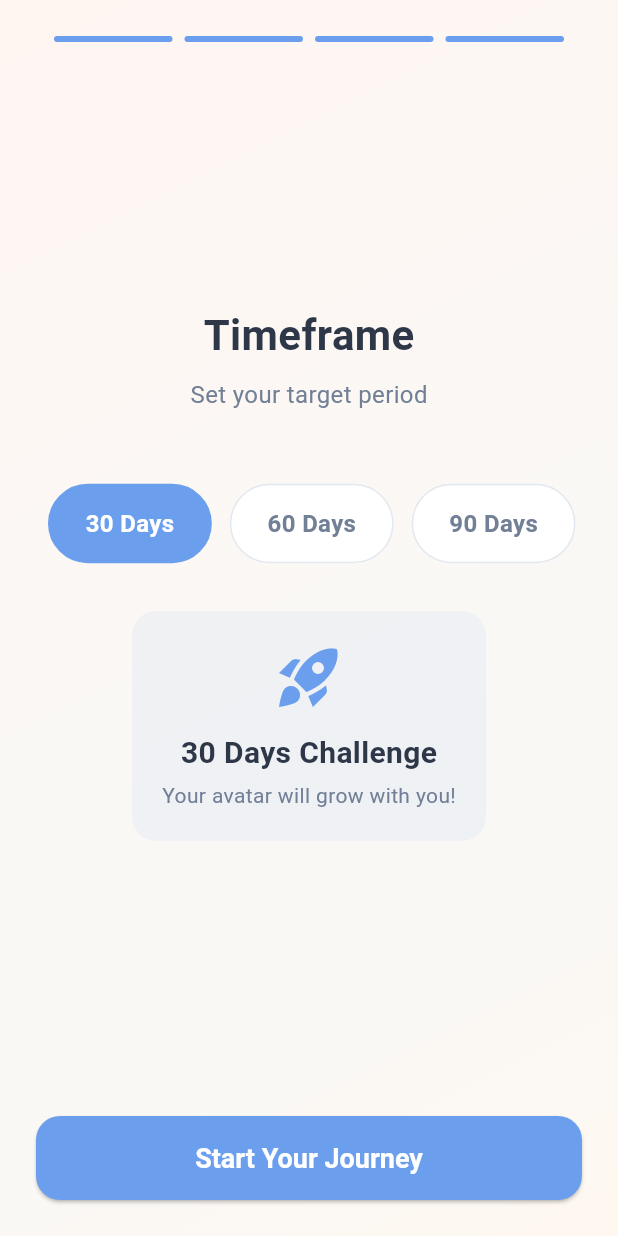
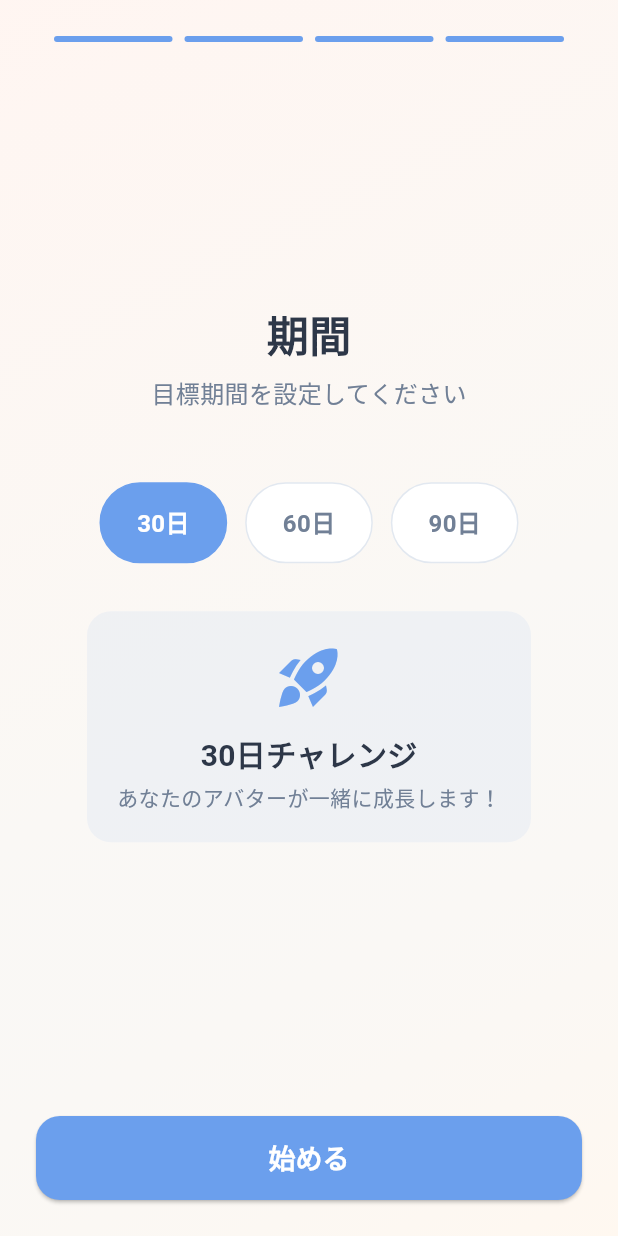
Before and after one commit to SwarnenduG07/3d-fet, a Flutter app: the SetupScreen screen opened directly, swiped to page 4, on a phone screen of 412 x 824 dp. Run offline on Flutter 3.47's test engine with Material 3 defaults, Android fonts, the light colour scheme and no system bars; our stand-ins replace cloud_firestore, firebase_auth, firebase_core, flutter_riverpod; missing offline and left inert: model_viewer_plus; accounts and stored records are empty; network calls fail.

Commit message:
change the text japness

```diff
--- a/lib/models/user_profile.dart
+++ b/lib/models/user_profile.dart
@@ -121,11 +121,11 @@ class UserProfile {
   String get goalTypeLabel {
     switch (goalType) {
       case GoalType.muscleGain:
-        return 'Muscle Gain';
+        return '筋肉増強';
       case GoalType.weightLoss:
-        return 'Weight Loss';
+        return '減量';
       case GoalType.maintenance:
-        return 'Maintenance';
+        return '維持';
     }
   }
 
--- a/lib/screens/home/home_screen.dart
+++ b/lib/screens/home/home_screen.dart
@@ -189,7 +189,7 @@ class _HomeScreenState extends ConsumerState<HomeScreen> {
                             shadowColor: AppColors.secondary.withValues(alpha: 0.4),
                           ),
                           icon: const Icon(Icons.play_arrow_rounded, size: 28),
-                          label: const Text('Start Exercise', style: TextStyle(fontSize: 18)),
+                          label: const Text('トレーニング開始', style: TextStyle(fontSize: 18)),
                         ),
                         const SizedBox(height: 12),
                         OutlinedButton.icon(
@@ -208,7 +208,7 @@ class _HomeScreenState extends ConsumerState<HomeScreen> {
                             side: const BorderSide(color: AppColors.secondary, width: 2),
                           ),
                           icon: const Icon(Icons.person_search, size: 24),
-                          label: const Text('Look in the Mirror', style: TextStyle(fontSize: 18)),
+                          label: const Text('鏡を見る', style: TextStyle(fontSize: 18)),
                         ),
                       ],
                     ),
@@ -253,7 +253,7 @@ class _HomeScreenState extends ConsumerState<HomeScreen> {
             ),
             const SizedBox(height: 20),
             const Text(
-              'Settings',
+              '設定',
               style: TextStyle(
                 fontSize: 20,
                 fontWeight: FontWeight.bold,
@@ -263,7 +263,7 @@ class _HomeScreenState extends ConsumerState<HomeScreen> {
             const SizedBox(height: 20),
             ListTile(
               leading: const Icon(Icons.bug_report, color: AppColors.textSecondary),
-              title: const Text('Debug Test Panel'),
+              title: const Text('デバッグテストパネル'),
               onTap: () {
                 Navigator.pop(ctx);
                 _showDebugDialog(context, ref);
@@ -271,8 +271,8 @@ class _HomeScreenState extends ConsumerState<HomeScreen> {
             ),
             ListTile(
               leading: const Icon(Icons.refresh, color: AppColors.accentOrange),
-              title: const Text('Reset Progress'),
-              subtitle: const Text('Start from level 1'),
+              title: const Text('進捗をリセット'),
+              subtitle: const Text('レベル1から再スタート'),
               onTap: () {
                 Navigator.pop(ctx);
                 _showResetConfirmation(context, ref);
@@ -294,17 +294,17 @@ class _HomeScreenState extends ConsumerState<HomeScreen> {
           children: [
             Icon(Icons.warning_amber_rounded, color: AppColors.accentOrange),
             SizedBox(width: 8),
-            Text('Reset Progress?'),
+            Text('進捗をリセットしますか？'),
           ],
         ),
         content: const Text(
-          'This will reset your level, XP, and protein to the beginning. This action cannot be undone.',
+          'レベル、XP、プロテインが初期状態に戻ります。この操作は取り消せません。',
           style: TextStyle(color: AppColors.textSecondary),
         ),
         actions: [
           TextButton(
             onPressed: () => Navigator.pop(ctx),
-            child: const Text('Cancel'),
+            child: const Text('キャンセル'),
           ),
           ElevatedButton(
             onPressed: () async {
@@ -313,7 +313,7 @@ class _HomeScreenState extends ConsumerState<HomeScreen> {
               Navigator.pop(ctx);
               ScaffoldMessenger.of(context).showSnackBar(
                 const SnackBar(
-                  content: Text('Progress reset successfully'),
+                  content: Text('進捗をリセットしました'),
                   backgroundColor: AppColors.accent,
                 ),
               );
@@ -321,7 +321,7 @@ class _HomeScreenState extends ConsumerState<HomeScreen> {
             style: ElevatedButton.styleFrom(
               backgroundColor: AppColors.accentOrange,
             ),
-            child: const Text('Reset'),
+            child: const Text('リセット'),
           ),
         ],
       ),
@@ -494,13 +494,13 @@ class _ExerciseDialogState extends State<_ExerciseDialog> {
           children: [
             Icon(Icons.celebration, color: AppColors.accentOrange),
             SizedBox(width: 8),
-            Text('Workout Complete!'),
+            Text('トレーニング完了！'),
           ],
         ),
         content: Column(
           mainAxisSize: MainAxisSize.min,
           children: [
-            Text('Duration: $minutes min'),
+            Text('時間: $minutes 分'),
             const SizedBox(height: 8),
             Text(
               '+$earnedXP XP',
@@ -511,7 +511,7 @@ class _ExerciseDialogState extends State<_ExerciseDialog> {
               ),
             ),
             Text(
-              '+$earnedProtein Protein',
+              '+$earnedProtein プロテイン',
               style: const TextStyle(
                 color: AppColors.proteinGreen,
                 fontWeight: FontWeight.bold,
@@ -526,7 +526,7 @@ class _ExerciseDialogState extends State<_ExerciseDialog> {
               Navigator.of(ctx).pop();
               Navigator.of(context).pop();
             },
-            child: const Text('Awesome!'),
+            child: const Text('素晴らしい！'),
           ),
         ],
       ),
@@ -544,7 +544,7 @@ class _ExerciseDialogState extends State<_ExerciseDialog> {
     return AlertDialog(
       shape: RoundedRectangleBorder(borderRadius: BorderRadius.circular(20)),
       title: Text(
-        _isExercising ? 'Exercising...' : 'Ready to Exercise?',
+        _isExercising ? 'トレーニング中...' : 'トレーニング準備完了',
         textAlign: TextAlign.center,
       ),
       content: Column(
@@ -568,7 +568,7 @@ class _ExerciseDialogState extends State<_ExerciseDialog> {
             ),
             const SizedBox(height: 8),
             const Text(
-              'Keep going! Every second counts.',
+              '頑張って！1秒1秒が大切です。',
               style: TextStyle(color: AppColors.textSecondary),
             ),
           ] else ...[
@@ -579,8 +579,7 @@ class _ExerciseDialogState extends State<_ExerciseDialog> {
             ),
             const SizedBox(height: 12),
             const Text(
-              'Tap start when you begin your workout. '
-              'You\'ll earn XP and Protein!',
+              'トレーニングを開始したらスタートをタップしてください。XPとプロテインを獲得できます！',
               textAlign: TextAlign.center,
               style: TextStyle(color: AppColors.textSecondary),
             ),
@@ -591,14 +590,14 @@ class _ExerciseDialogState extends State<_ExerciseDialog> {
         if (!_isExercising) ...[
           TextButton(
             onPressed: () => Navigator.of(context).pop(),
-            child: const Text('Cancel'),
+            child: const Text('キャンセル'),
           ),
           ElevatedButton(
             onPressed: _startExercise,
             style: ElevatedButton.styleFrom(
               minimumSize: const Size(120, 44),
             ),
-            child: const Text('Start'),
+            child: const Text('スタート'),
           ),
         ] else ...[
           ElevatedButton(
@@ -607,7 +606,7 @@ class _ExerciseDialogState extends State<_ExerciseDialog> {
               backgroundColor: AppColors.accentOrange,
               minimumSize: const Size(double.infinity, 48),
             ),
-            child: const Text('End Exercise'),
+            child: const Text('トレーニング終了'),
           ),
         ],
       ],
@@ -648,7 +647,7 @@ class _DebugTestDialogState extends State<_DebugTestDialog> {
         children: [
           Icon(Icons.bug_report, color: AppColors.accentOrange),
           SizedBox(width: 8),
-          Text('Debug Test Panel'),
+          Text('デバッグテストパネル'),
         ],
       ),
       content: SingleChildScrollView(
@@ -656,7 +655,7 @@ class _DebugTestDialogState extends State<_DebugTestDialog> {
           mainAxisSize: MainAxisSize.min,
           children: [
             _SliderRow(
-              label: 'Level',
+              label: 'レベル',
               value: _level,
               min: 1,
               max: 50,
@@ -674,7 +673,7 @@ class _DebugTestDialogState extends State<_DebugTestDialog> {
               onChanged: (v) => setState(() => _xp = v),
             ),
             _SliderRow(
-              label: 'Protein',
+              label: 'プロテイン',
               value: _protein,
               min: 0,
               max: 50000,
@@ -683,7 +682,7 @@ class _DebugTestDialogState extends State<_DebugTestDialog> {
               onChanged: (v) => setState(() => _protein = v),
             ),
             _SliderRow(
-              label: 'Body Stage',
+              label: '体のステージ',
               value: _bodyStage,
               min: 1,
               max: 5,
@@ -699,7 +698,7 @@ class _DebugTestDialogState extends State<_DebugTestDialog> {
                 borderRadius: BorderRadius.circular(12),
               ),
               child: const Text(
-                'Body transformations occur at levels:\n10, 20, 30, 40',
+                '体の変化はレベル10、20、30、40で発生します',
                 style: TextStyle(fontSize: 12, color: AppColors.textSecondary),
                 textAlign: TextAlign.center,
               ),
@@ -710,7 +709,7 @@ class _DebugTestDialogState extends State<_DebugTestDialog> {
       actions: [
         TextButton(
           onPressed: () => Navigator.of(context).pop(),
-          child: const Text('Cancel'),
+          child: const Text('キャンセル'),
         ),
         ElevatedButton(
           onPressed: () async {
@@ -723,14 +722,14 @@ class _DebugTestDialogState extends State<_DebugTestDialog> {
             if (!context.mounted) return;
             Navigator.of(context).pop();
           },
-          child: const Text('Apply'),
+          child: const Text('適用'),
         ),
       ],
     );
   }
 
   String _stageLabel(int stage) {
-    return 'Stage $stage';
+    return 'ステージ $stage';
   }
 }
 
--- a/lib/screens/mirror/mirror_screen.dart
+++ b/lib/screens/mirror/mirror_screen.dart
@@ -79,7 +79,7 @@ class _MirrorScreenState extends ConsumerState<MirrorScreen>
                       ),
                       const Expanded(
                         child: Text(
-                          'Mirror',
+                          '鏡',
                           textAlign: TextAlign.center,
                           style: TextStyle(
                             color: Colors.white,
@@ -129,7 +129,7 @@ class _MirrorScreenState extends ConsumerState<MirrorScreen>
                           },
                         ),
                       _MirrorStat(
-                        label: 'Stage',
+                        label: 'ステージ',
                         value: profile.bodyStageLabel,
                       ),
                       Container(
@@ -138,7 +138,7 @@ class _MirrorScreenState extends ConsumerState<MirrorScreen>
                         color: Colors.white.withValues(alpha: 0.2),
                       ),
                       _MirrorStat(
-                        label: 'Level',
+                        label: 'レベル',
                         value: 'Lv.${profile.currentLevel}',
                       ),
                       Container(
@@ -147,7 +147,7 @@ class _MirrorScreenState extends ConsumerState<MirrorScreen>
                         color: Colors.white.withValues(alpha: 0.2),
                       ),
                       _MirrorStat(
-                        label: 'Total XP',
+                        label: '総XP',
                         value: '${profile.totalXP}',
                       ),
                     ],
@@ -213,7 +213,7 @@ class _MirrorScreenState extends ConsumerState<MirrorScreen>
                               ),
                               const SizedBox(height: 4),
                               Text(
-                                'Stage $stage',
+                                'ステージ $stage',
                                 style: TextStyle(
                                   fontSize: 10,
                                   color: isActive
@@ -267,7 +267,7 @@ class _MirrorScreenState extends ConsumerState<MirrorScreen>
                             ),
                             const SizedBox(height: 16),
                             const Text(
-                              'Body Transformation!',
+                              '体の変化！',
                               style: TextStyle(
                                 color: Colors.white,
                                 fontSize: 32,
@@ -289,7 +289,7 @@ class _MirrorScreenState extends ConsumerState<MirrorScreen>
                                 ),
                               ),
                               child: Text(
-                                'You\'ve reached ${profile.bodyStageLabel}!',
+                                '${profile.bodyStageLabel}に到達しました！',
                                 style: const TextStyle(
                                   color: AppColors.xpGold,
                                   fontSize: 20,
@@ -299,7 +299,7 @@ class _MirrorScreenState extends ConsumerState<MirrorScreen>
                             ),
                             const SizedBox(height: 32),
                             const Text(
-                              'Tap to continue',
+                              'タップして続ける',
                               style: TextStyle(
                                 color: Colors.white54,
                                 fontSize: 16,
--- a/lib/screens/setup/setup_screen.dart
+++ b/lib/screens/setup/setup_screen.dart
@@ -121,7 +121,7 @@ class _SetupScreenState extends ConsumerState<SetupScreen> {
                 child: ElevatedButton(
                   onPressed: _nextPage,
                   child: Text(
-                    _currentPage < 3 ? 'Next' : 'Start Your Journey',
+                    _currentPage < 3 ? '次へ' : '始める',
                   ),
                 ),
               ),
@@ -139,7 +139,7 @@ class _SetupScreenState extends ConsumerState<SetupScreen> {
         mainAxisAlignment: MainAxisAlignment.center,
         children: [
           const Text(
-            'Welcome to GrowMe!',
+            'GrowMeへようこそ！',
             style: TextStyle(
               fontSize: 28,
               fontWeight: FontWeight.bold,
@@ -148,7 +148,7 @@ class _SetupScreenState extends ConsumerState<SetupScreen> {
           ),
           const SizedBox(height: 8),
           const Text(
-            'Select your gender',
+            '性別を選択してください',
             style: TextStyle(
               fontSize: 16,
               color: AppColors.textSecondary,
@@ -160,7 +160,7 @@ class _SetupScreenState extends ConsumerState<SetupScreen> {
               Expanded(
                 child: _GenderCard(
                   icon: Icons.male,
-                  label: 'Male',
+                  label: '男性',
                   isSelected: _gender == Gender.male,
                   onTap: () => setState(() => _gender = Gender.male),
                 ),
@@ -169,7 +169,7 @@ class _SetupScreenState extends ConsumerState<SetupScreen> {
               Expanded(
                 child: _GenderCard(
                   icon: Icons.female,
-                  label: 'Female',
+                  label: '女性',
                   isSelected: _gender == Gender.female,
                   onTap: () => setState(() => _gender = Gender.female),
                 ),
@@ -188,7 +188,7 @@ class _SetupScreenState extends ConsumerState<SetupScreen> {
         mainAxisAlignment: MainAxisAlignment.center,
         children: [
           const Text(
-            'Your Body',
+            'あなたの体',
             style: TextStyle(
               fontSize: 28,
               fontWeight: FontWeight.bold,
@@ -197,7 +197,7 @@ class _SetupScreenState extends ConsumerState<SetupScreen> {
           ),
           const SizedBox(height: 8),
           const Text(
-            'Enter your measurements',
+            '体の情報を入力してください',
             style: TextStyle(
               fontSize: 16,
               color: AppColors.textSecondary,
@@ -206,19 +206,19 @@ class _SetupScreenState extends ConsumerState<SetupScreen> {
           const SizedBox(height: 48),
           _buildTextField(
             controller: _heightController,
-            label: 'Height (cm)',
+            label: '身長 (cm)',
             icon: Icons.height,
           ),
           const SizedBox(height: 16),
           _buildTextField(
             controller: _weightController,
-            label: 'Current Weight (kg)',
+            label: '現在の体重 (kg)',
             icon: Icons.monitor_weight_outlined,
           ),
           const SizedBox(height: 16),
           _buildTextField(
             controller: _targetWeightController,
-            label: 'Target Weight (kg)',
+            label: '目標体重 (kg)',
             icon: Icons.flag_outlined,
           ),
         ],
@@ -233,7 +233,7 @@ class _SetupScreenState extends ConsumerState<SetupScreen> {
         mainAxisAlignment: MainAxisAlignment.center,
         children: [
           const Text(
-            'Your Goal',
+            'あなたの目標',
             style: TextStyle(
               fontSize: 28,
               fontWeight: FontWeight.bold,
@@ -242,7 +242,7 @@ class _SetupScreenState extends ConsumerState<SetupScreen> {
           ),
           const SizedBox(height: 8),
           const Text(
-            'What do you want to achieve?',
+            '何を達成したいですか？',
             style: TextStyle(
               fontSize: 16,
               color: AppColors.textSecondary,
@@ -251,24 +251,24 @@ class _SetupScreenState extends ConsumerState<SetupScreen> {
           const SizedBox(height: 48),
           _GoalCard(
             icon: Icons.fitness_center,
-            label: 'Muscle Gain',
-            description: 'Build strength and muscle mass',
+            label: '筋肉増強',
+            description: '筋力と筋肉量を増やす',
             isSelected: _goalType == GoalType.muscleGain,
             onTap: () => setState(() => _goalType = GoalType.muscleGain),
           ),
           const SizedBox(height: 12),
           _GoalCard(
             icon: Icons.local_fire_department,
-            label: 'Weight Loss',
-            description: 'Burn fat and get lean',
+            label: '減量',
+            description: '脂肪を燃焼して引き締める',
             isSelected: _goalType == GoalType.weightLoss,
             onTap: () => setState(() => _goalType = GoalType.weightLoss),
           ),
           const SizedBox(height: 12),
           _GoalCard(
             icon: Icons.balance,
-            label: 'Maintenance',
-            description: 'Stay healthy and active',
+            label: '維持',
+            description: '健康的で活動的な状態を保つ',
             isSelected: _goalType == GoalType.maintenance,
             onTap: () => setState(() => _goalType = GoalType.maintenance),
           ),
@@ -284,7 +284,7 @@ class _SetupScreenState extends ConsumerState<SetupScreen> {
         mainAxisAlignment: MainAxisAlignment.center,
         children: [
           const Text(
-            'Timeframe',
+            '期間',
             style: TextStyle(
               fontSize: 28,
               fontWeight: FontWeight.bold,
@@ -293,7 +293,7 @@ class _SetupScreenState extends ConsumerState<SetupScreen> {
           ),
           const SizedBox(height: 8),
           const Text(
-            'Set your target period',
+            '目標期間を設定してください',
             style: TextStyle(
               fontSize: 16,
               color: AppColors.textSecondary,
@@ -304,19 +304,19 @@ class _SetupScreenState extends ConsumerState<SetupScreen> {
             mainAxisAlignment: MainAxisAlignment.center,
             children: [
               _TimeframeChip(
-                label: '30 Days',
+                label: '30日',
                 isSelected: _targetDays == 30,
                 onTap: () => setState(() => _targetDays = 30),
               ),
               const SizedBox(width: 12),
               _TimeframeChip(
-                label: '60 Days',
+                label: '60日',
                 isSelected: _targetDays == 60,
                 onTap: () => setState(() => _targetDays = 60),
               ),
               const SizedBox(width: 12),
               _TimeframeChip(
-                label: '90 Days',
+                label: '90日',
                 isSelected: _targetDays == 90,
                 onTap: () => setState(() => _targetDays = 90),
               ),
@@ -338,7 +338,7 @@ class _SetupScreenState extends ConsumerState<SetupScreen> {
                 ),
                 const SizedBox(height: 12),
                 Text(
-                  '$_targetDays Days Challenge',
+                  '$_targetDays日チャレンジ',
                   style: const TextStyle(
                     fontSize: 20,
                     fontWeight: FontWeight.bold,
@@ -347,7 +347,7 @@ class _SetupScreenState extends ConsumerState<SetupScreen> {
                 ),
                 const SizedBox(height: 4),
                 const Text(
-                  'Your avatar will grow with you!',
+                  'あなたのアバターが一緒に成長します！',
                   style: TextStyle(
                     fontSize: 14,
                     color: AppColors.textSecondary,
--- a/lib/widgets/avatar_viewer.dart
+++ b/lib/widgets/avatar_viewer.dart
@@ -132,7 +132,7 @@ class _AvatarViewerState extends State<AvatarViewer> {
                     ),
                     SizedBox(height: 12),
                     Text(
-                      'Loading avatar...',
+                      'アバター読み込み中...',
                       style: TextStyle(
                         color: AppColors.textSecondary,
                         fontSize: 13,
--- a/lib/widgets/level_up_overlay.dart
+++ b/lib/widgets/level_up_overlay.dart
@@ -87,7 +87,7 @@ class _LevelUpOverlayState extends State<LevelUpOverlay>
                     ),
                     const SizedBox(height: 16),
                     Text(
-                      'LEVEL UP!',
+                      'レベルアップ！',
                       style: TextStyle(
                         fontSize: 36,
                         fontWeight: FontWeight.w900,
@@ -111,7 +111,7 @@ class _LevelUpOverlayState extends State<LevelUpOverlay>
                     ),
                     const SizedBox(height: 24),
                     const Text(
-                      'Tap to continue',
+                      'タップして続ける',
                       style: TextStyle(color: Colors.white54, fontSize: 14),
                     ),
                   ],
```
Also changed, not shown: 4 other files.
